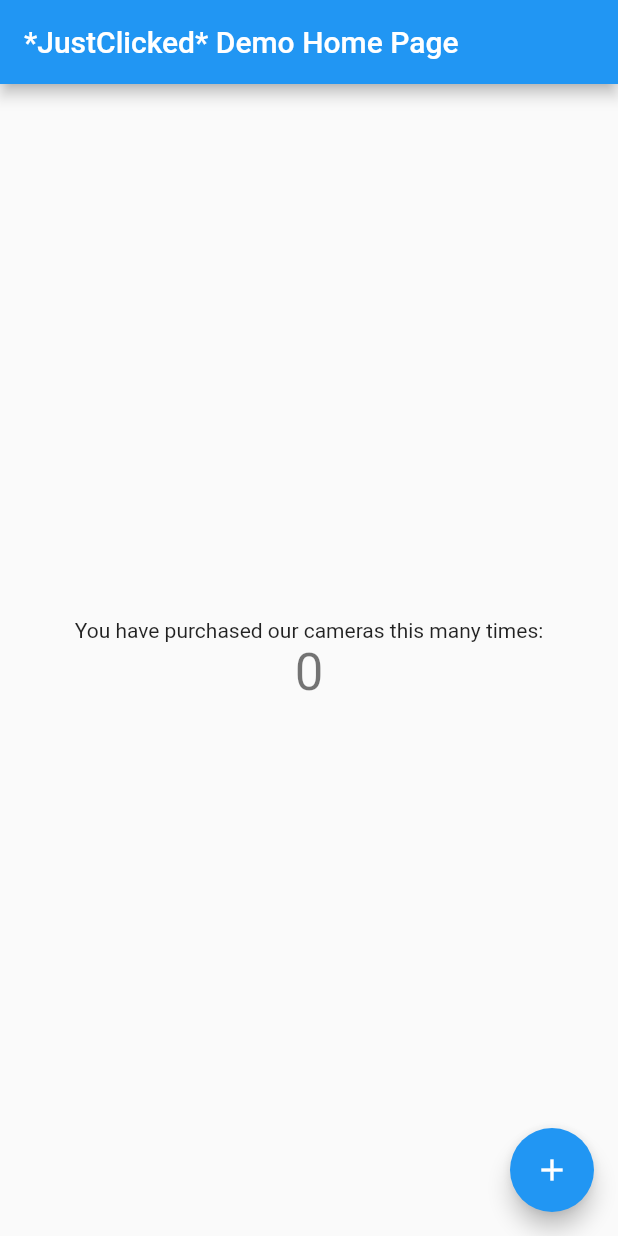
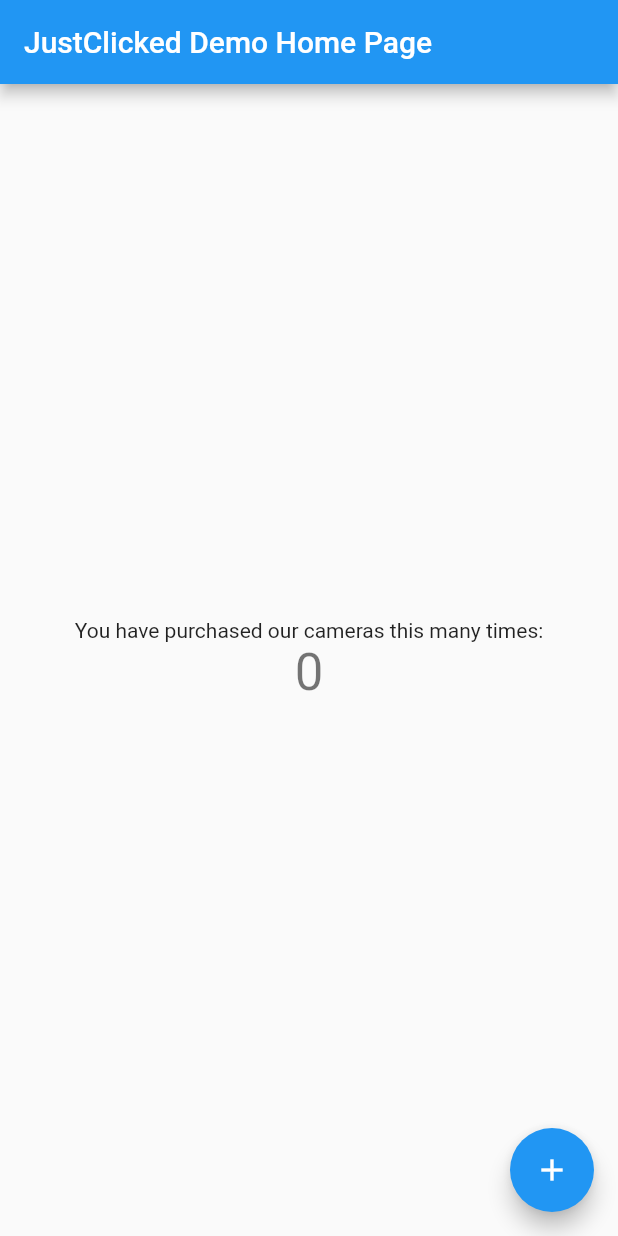
Before and after one commit to GinaGuidotti/SE330-Project1-Sp20, a Flutter app: the screen it shows after launch, on a phone screen of 412 x 824 dp. Run offline on Flutter 3.47's test engine with Material 2 defaults, Android fonts, the phone set to English and light mode, and no system bars.

Commit message:
Lets try this again...Branch Gina?

```diff
--- a/se330_project1/lib/main.dart
+++ b/se330_project1/lib/main.dart
@@ -10,7 +10,7 @@ class MyApp extends StatelessWidget {
       theme: ThemeData(
         primarySwatch: Colors.blue,
       ),
-      home: MyHomePage(title: '*JustClicked* Demo Home Page'),
+      home: MyHomePage(title: 'JustClicked Demo Home Page'),
     );
   }
 }
```
